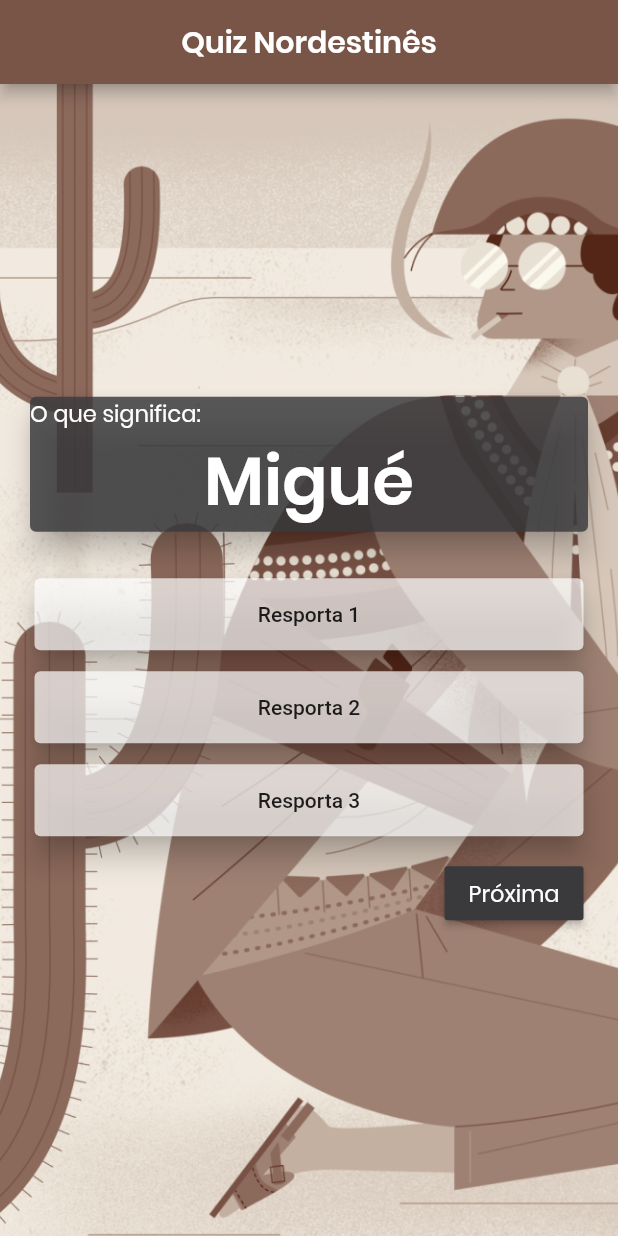
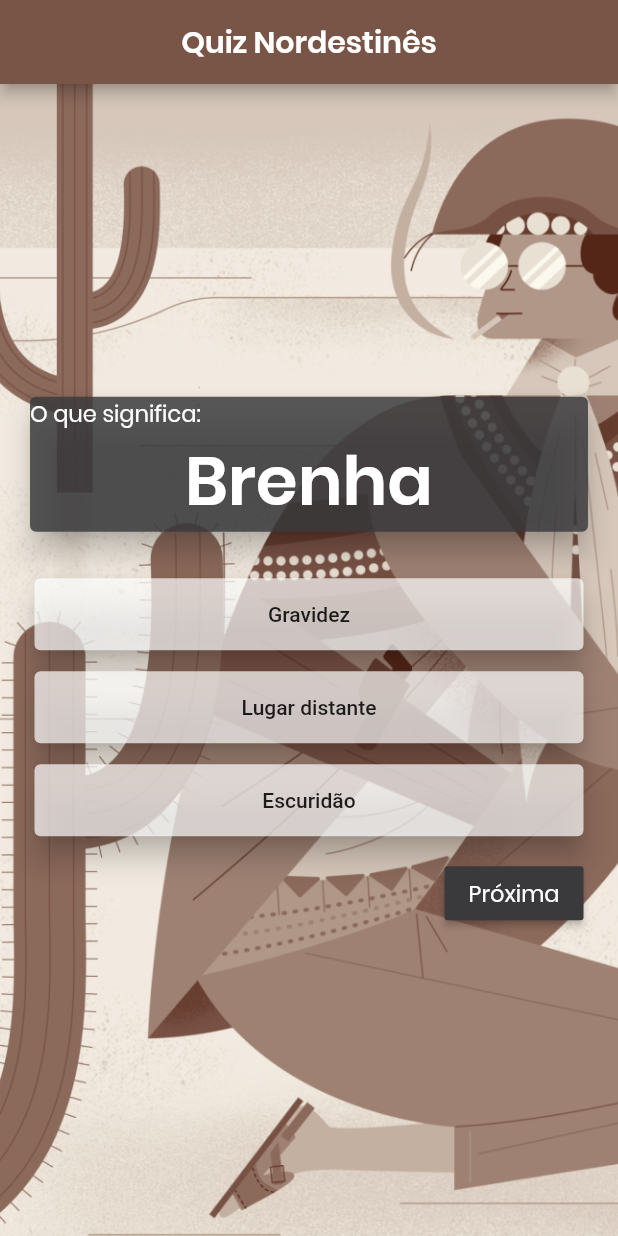
Before and after one commit to LiniveCristine/Quiz_Nordestines, a Flutter app: the screen it shows after launch, after a tap on "Próxima", on a phone screen of 412 x 824 dp. Run offline on Flutter 3.47's test engine with Material 2 defaults, Android fonts, the phone set to English and light mode, and no system bars.

Commit message:
Refatorando código

```diff
--- /dev/null
+++ b/lib/components/ask_card.dart
@@ -0,0 +1,19 @@
+import 'package:flutter/material.dart';
+
+class AskCard extends StatelessWidget {
+  final String _answer;
+  AskCard(this._answer);
+
+  @override
+  Widget build(BuildContext context) {
+    return Card(
+      margin: EdgeInsets.all(7),
+      elevation: 8,
+      color: Color.fromRGBO(255, 255, 255, .7),
+      child: FlatButton(
+        onPressed: () {},
+        child: Text(_answer),
+      ),
+    );
+  }
+}
--- /dev/null
+++ b/lib/components/next_Button.dart
@@ -0,0 +1,22 @@
+import 'package:flutter/material.dart';
+
+class NextButton extends StatelessWidget {
+  final void Function() _nextWord;
+  NextButton(this._nextWord);
+
+  @override
+  Widget build(BuildContext context) {
+    return Container(
+      margin: EdgeInsets.only(top: 7, right: 7),
+      alignment: Alignment.centerRight,
+      child: RaisedButton(
+        color: Color.fromRGBO(58, 58, 61, 1),
+        onPressed: _nextWord,
+        child: Text(
+          'Próxima',
+          style: Theme.of(context).textTheme.headline5,
+        ),
+      ),
+    );
+  }
+}
--- /dev/null
+++ b/lib/components/word_card.dart
@@ -0,0 +1,35 @@
+import 'package:flutter/material.dart';
+
+class WordCard extends StatelessWidget {
+  final String _word;
+  WordCard(this._word);
+
+  @override
+  Widget build(BuildContext context) {
+    return Container(
+      margin: EdgeInsets.only(bottom: 20),
+      child: Card(
+        elevation: 8,
+        color: Color.fromRGBO(58, 58, 61, .83),
+        child: Column(
+          children: <Widget>[
+            Container(
+              width: double.infinity,
+              //color: Colors.blue,
+              child: Text(
+                'O que significa:',
+                style: Theme.of(context).textTheme.headline5,
+                textAlign: TextAlign.start,
+              ),
+            ),
+            Text(
+              _word,
+              style: Theme.of(context).textTheme.headline6,
+              textAlign: TextAlign.center,
+            ),
+          ],
+        ),
+      ),
+    );
+  }
+}
--- a/lib/main.dart
+++ b/lib/main.dart
@@ -1,4 +1,8 @@
+import 'package:alagoanes/words.dart';
 import 'package:flutter/material.dart';
+import 'components/ask_card.dart';
+import 'components/next_Button.dart';
+import 'components/word_card.dart';
 
 void main() => runApp(NordestinesApp());
 
@@ -37,9 +41,25 @@ class NordestinesApp extends StatelessWidget {
   }
 }
 
-class HomePage extends StatelessWidget {
+class HomePage extends StatefulWidget {
+  @override
+  _HomePageState createState() => _HomePageState();
+}
+
+class _HomePageState extends State<HomePage> {
+  List<Map<String, Object>> _words = words;
+  int _selected = 0;
+
+  void _nextWord() {
+    setState(() {
+      _selected++;
+    });
+  }
+
   @override
   Widget build(BuildContext context) {
+    List<Map<String, Object>> answersList = _words[_selected]['answers'];
+
     return Scaffold(
       appBar: AppBar(
         centerTitle: true,
@@ -63,73 +83,11 @@ class HomePage extends StatelessWidget {
             mainAxisAlignment: MainAxisAlignment.center,
             crossAxisAlignment: CrossAxisAlignment.stretch,
             children: <Widget>[
-              Container(
-                margin: EdgeInsets.only(bottom: 20),
-                //color: Colors.blue,
-
-                child: Card(
-                  elevation: 8,
-                  color: Color.fromRGBO(58, 58, 61, .83),
-                  child: Column(
-                    children: <Widget>[
-                      Container(
-                        width: double.infinity,
-                        //color: Colors.blue,
-                        child: Text(
-                          'O que significa:',
-                          style: Theme.of(context).textTheme.headline5,
-                          textAlign: TextAlign.start,
-                        ),
-                      ),
-                      Text(
-                        'Migué',
-                        style: Theme.of(context).textTheme.headline6,
-                        textAlign: TextAlign.center,
-                      ),
-                    ],
-                  ),
-                ),
+              WordCard(_words[_selected]['word']),
+              ...answersList.map(
+                (answer) => AskCard(answer['answer']),
               ),
-              Card(
-                margin: EdgeInsets.all(7),
-                elevation: 8,
-                color: Color.fromRGBO(255, 255, 255, .7),
-                child: FlatButton(
-                  onPressed: () {},
-                  child: Text('Resporta 1'),
-                ),
-              ),
-              Card(
-                margin: EdgeInsets.all(7),
-                elevation: 8,
-                color: Color.fromRGBO(255, 255, 255, .7),
-                child: FlatButton(
-                  onPressed: () {},
-                  child: Text('Resporta 2'),
-                ),
-              ),
-              Card(
-                margin: EdgeInsets.all(7),
-                elevation: 8,
-                color: Color.fromRGBO(255, 255, 255, .7),
-                child: FlatButton(
-                  onPressed: () {},
-                  child: Text('Resporta 3'),
-                ),
-              ),
-              Container(
-                margin: EdgeInsets.only(top: 7, right: 7),
-                alignment: Alignment.centerRight,
-                //color: Colors.amber,
-                child: RaisedButton(
-                  color: Color.fromRGBO(58, 58, 61, 1),
-                  onPressed: () {},
-                  child: Text(
-                    'Próxima',
-                    style: Theme.of(context).textTheme.headline5,
-                  ),
-                ),
-              )
+              NextButton(_nextWord),
             ],
           ),
         ),
```
